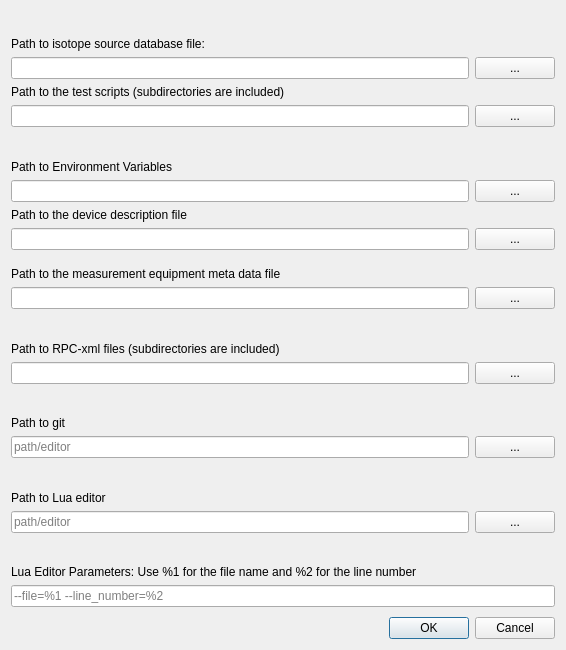
The window that src/Windows/pathsettingswindow.ui (Crystal-Photonics/crystalTestFrameworkApp) describes before a commit, drawn with Qt 5.
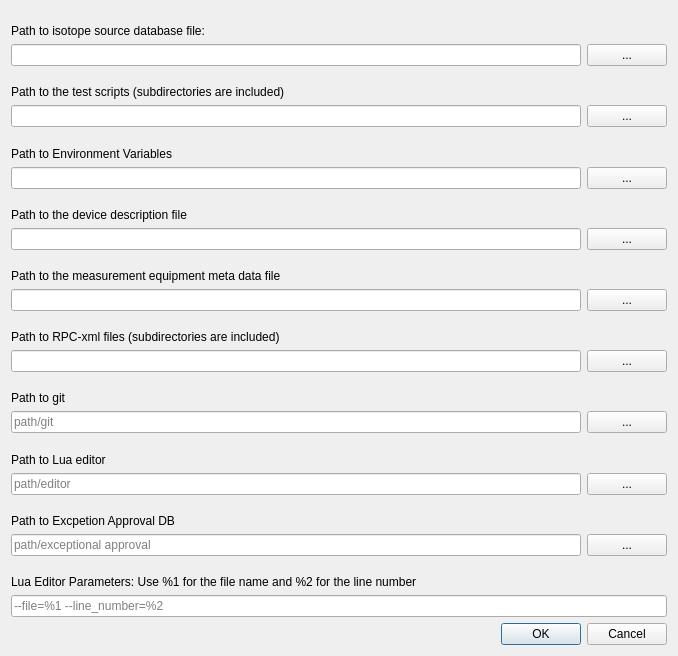
The same window after the commit.

```diff
--- a/src/Windows/pathsettingswindow.ui
+++ b/src/Windows/pathsettingswindow.ui
@@ -6,8 +6,8 @@
    <rect>
     <x>0</x>
     <y>0</y>
-    <width>566</width>
-    <height>650</height>
+    <width>678</width>
+    <height>656</height>
    </rect>
   </property>
   <property name="windowTitle">
@@ -56,6 +56,19 @@
      </item>
     </layout>
    </item>
+   <item>
+    <spacer name="verticalSpacer_10">
+     <property name="orientation">
+      <enum>Qt::Vertical</enum>
+     </property>
+     <property name="sizeHint" stdset="0">
+      <size>
+       <width>20</width>
+       <height>40</height>
+      </size>
+     </property>
+    </spacer>
+   </item>
    <item>
     <layout class="QVBoxLayout" name="verticalLayout_10">
      <item>
@@ -127,6 +140,19 @@
      </item>
     </layout>
    </item>
+   <item>
+    <spacer name="verticalSpacer_11">
+     <property name="orientation">
+      <enum>Qt::Vertical</enum>
+     </property>
+     <property name="sizeHint" stdset="0">
+      <size>
+       <width>20</width>
+       <height>40</height>
+      </size>
+     </property>
+    </spacer>
+   </item>
    <item>
     <layout class="QVBoxLayout" name="verticalLayout_3">
      <item>
@@ -156,6 +182,19 @@
      </item>
     </layout>
    </item>
+   <item>
+    <spacer name="verticalSpacer_12">
+     <property name="orientation">
+      <enum>Qt::Vertical</enum>
+     </property>
+     <property name="sizeHint" stdset="0">
+      <size>
+       <width>20</width>
+       <height>40</height>
+      </size>
+     </property>
+    </spacer>
+   </item>
    <item>
     <spacer name="verticalSpacer_3">
      <property name="orientation">
@@ -269,21 +308,24 @@
    <item>
     <layout class="QVBoxLayout" name="verticalLayout_5">
      <item>
-      <widget class="QLabel" name="label_11">
+      <widget class="QLabel" name="label_13">
        <property name="text">
         <string>Path to git</string>
        </property>
       </widget>
      </item>
      <item>
-      <layout class="QHBoxLayout" name="horizontalLayout_10">
+      <layout class="QHBoxLayout" name="horizontalLayout_12">
        <item>
         <widget class="QLineEdit" name="git_path">
          <property name="text">
           <string/>
          </property>
          <property name="placeholderText">
-          <string>path/editor</string>
+          <string>path/git</string>
+         </property>
+         <property name="cursorMoveStyle">
+          <enum>Qt::LogicalMoveStyle</enum>
          </property>
         </widget>
        </item>
@@ -312,6 +354,8 @@
     </spacer>
    </item>
    <item>
+    <layout class="QVBoxLayout" name="verticalLayout_8">
+     <item>
     <widget class="QLabel" name="label_5">
      <property name="text">
       <string>Path to Lua editor</string>
@@ -319,7 +363,7 @@
     </widget>
    </item>
    <item>
-    <layout class="QHBoxLayout" name="horizontalLayout_5">
+      <layout class="QHBoxLayout" name="horizontalLayout_10">
      <item>
       <widget class="QLineEdit" name="lua_editor_path_text">
        <property name="text">
@@ -336,6 +380,53 @@
         <string>...</string>
        </property>
       </widget>
+       </item>
+      </layout>
+     </item>
+    </layout>
+   </item>
+   <item>
+    <spacer name="verticalSpacer_13">
+     <property name="orientation">
+      <enum>Qt::Vertical</enum>
+     </property>
+     <property name="sizeHint" stdset="0">
+      <size>
+       <width>20</width>
+       <height>40</height>
+      </size>
+     </property>
+    </spacer>
+   </item>
+   <item>
+    <layout class="QVBoxLayout" name="verticalLayout_9">
+     <item>
+      <widget class="QLabel" name="label_11">
+       <property name="text">
+        <string>Path to Excpetion Approval DB</string>
+       </property>
+      </widget>
+     </item>
+     <item>
+      <layout class="QHBoxLayout" name="horizontalLayout_5">
+       <item>
+        <widget class="QLineEdit" name="edit_exceptional_approval">
+         <property name="text">
+          <string/>
+         </property>
+         <property name="placeholderText">
+          <string>path/exceptional approval</string>
+         </property>
+        </widget>
+       </item>
+       <item>
+        <widget class="QPushButton" name="exceptional_approval_path">
+         <property name="text">
+          <string>...</string>
+         </property>
+        </widget>
+       </item>
+      </layout>
      </item>
     </layout>
    </item>
```
Lines whose indentation alone changed are shown as unchanged.
